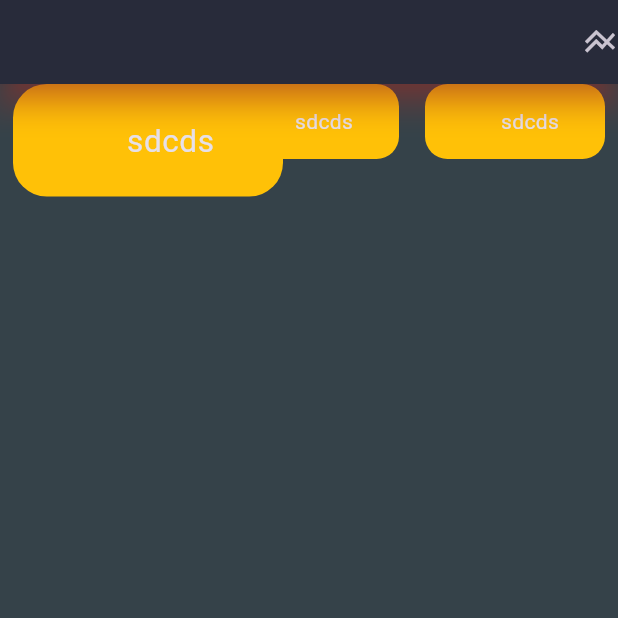
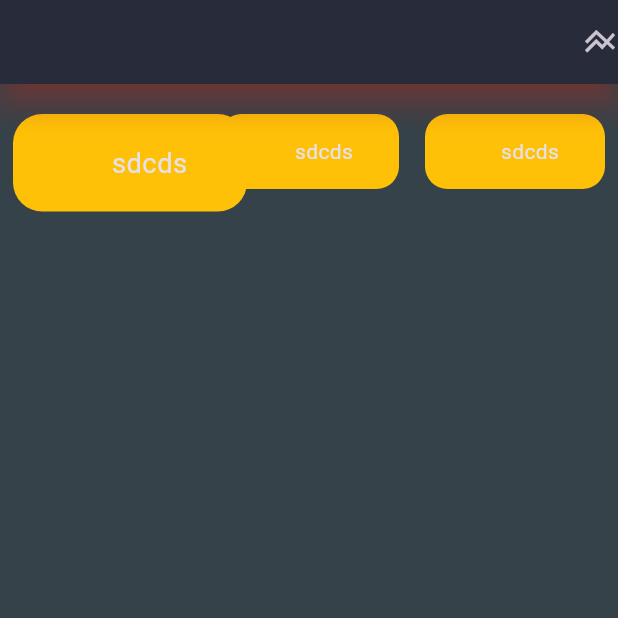
Before and after one commit to byronsmb/food_red_black, a Flutter app: the screen it shows after launch, after a tap on "sdcds", on a phone screen of 412 x 824 dp, the top half of it. Run offline on Flutter 3.47's test engine with Material 2 defaults, Android fonts, the phone set to English and light mode, and no system bars; our stand-ins replace google_fonts; missing offline and left inert: postgres; statements that could not run were skipped.

Commit message:
Update main_page.dart

```diff
--- a/lib/widgets/main_page.dart
+++ b/lib/widgets/main_page.dart
@@ -78,7 +78,9 @@ class _MainPageState extends State<MainPage> {
         children: [
           /*SingleChildScrollView(
             scrollDirection: Axis.horizontal,*/
-          Row(
+          Padding(
+            padding: const EdgeInsets.symmetric(vertical: 20),
+            child: Row(
               mainAxisAlignment: MainAxisAlignment.spaceAround,
               children: [
                 // Contenedor 1
@@ -86,7 +88,7 @@ class _MainPageState extends State<MainPage> {
                   onTap: () {
                     setState(() {
                       // Establece el contenedor 1 a la escala más grande y los otros a su escala original.
-                    containerScales = [1.5, 1.0, 1.0];
+                      containerScales = [1.3, 1.0, 1.0];
                     });
                   },
                   child: AnimatedContainer(
@@ -109,7 +111,7 @@ class _MainPageState extends State<MainPage> {
                   onTap: () {
                     setState(() {
                       // Establece el contenedor 2 a la escala más grande y los otros a su escala original.
-                    containerScales = [1.0, 1.5, 1.0];
+                      containerScales = [1.0, 1.3, 1.0];
                     });
                   },
                   child: AnimatedContainer(
@@ -132,7 +134,7 @@ class _MainPageState extends State<MainPage> {
                   onTap: () {
                     setState(() {
                       // Establece el contenedor 3 a la escala más grande y los otros a su escala original.
-                    containerScales = [1.0, 1.0, 1.5];
+                      containerScales = [1.0, 1.0, 1.3];
                     });
                   },
                   child: AnimatedContainer(
@@ -150,6 +152,7 @@ class _MainPageState extends State<MainPage> {
                   ),
                 ),
               ],
+            ),
           ),
           /* ),*/
           Expanded(
```
Lines whose indentation alone changed are shown as unchanged.
